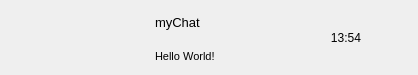
Before: the Qt Designer form myChatQT/chatuserwid.ui in Baidou2Star/MindChat, drawn with Qt 5.
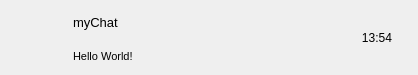
After: the same form once the commit is applied.

```diff
--- a/myChatQT/chatuserwid.ui
+++ b/myChatQT/chatuserwid.ui
@@ -120,16 +120,22 @@
     <widget class="QWidget" name="user_info_wid" native="true">
      <property name="minimumSize">
       <size>
-       <width>120</width>
+       <width>0</width>
        <height>0</height>
       </size>
      </property>
      <property name="maximumSize">
       <size>
-       <width>120</width>
+       <width>16777215</width>
        <height>16777215</height>
       </size>
      </property>
+     <property name="sizePolicy">
+      <sizepolicy hsizetype="Expanding" vsizetype="Preferred">
+       <horstretch>1</horstretch>
+       <verstretch>0</verstretch>
+      </sizepolicy>
+     </property>
      <layout class="QVBoxLayout" name="verticalLayout">
       <property name="leftMargin">
        <number>2</number>
@@ -177,7 +183,7 @@
         </property>
         <property name="maximumSize">
          <size>
-          <width>130</width>
+          <width>16777215</width>
           <height>30</height>
          </size>
         </property>
@@ -204,13 +210,13 @@
      </property>
      <property name="minimumSize">
       <size>
-       <width>50</width>
+       <width>62</width>
        <height>50</height>
       </size>
      </property>
      <property name="maximumSize">
       <size>
-       <width>50</width>
+       <width>62</width>
        <height>50</height>
       </size>
      </property>
```
